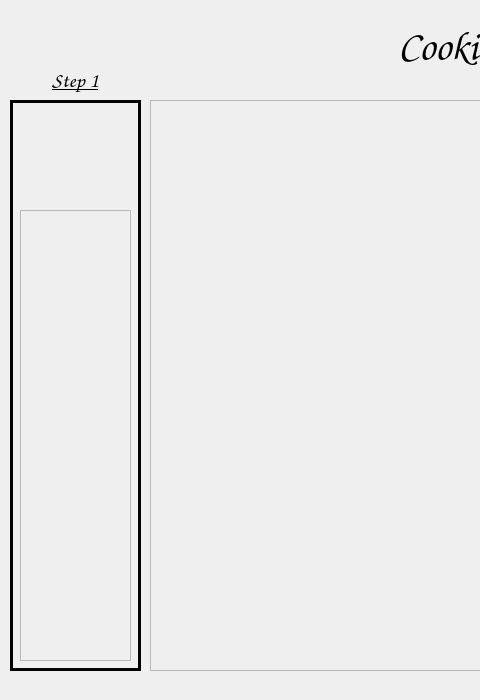
First picture: the form in s3Cooking.ui, repository ReneeTong/a8-edu-app, before the edit; both pictures show x 0 to 480 and y 0 to 700 of the 1000 by 700 pixel window.
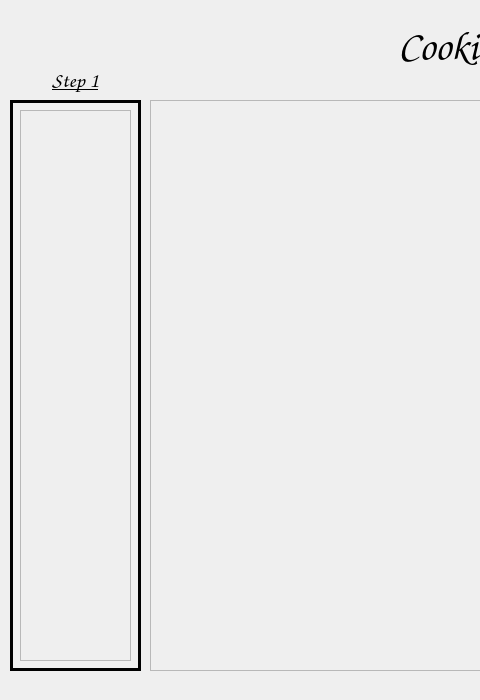
Second picture: the form after the edit. Custom widgets are drawn as their Qt base class.

```diff
--- a/s3Cooking.ui
+++ b/s3Cooking.ui
@@ -81,9 +81,9 @@
     <property name="geometry">
      <rect>
       <x>10</x>
-      <y>110</y>
+      <y>10</y>
       <width>111</width>
-      <height>451</height>
+      <height>551</height>
      </rect>
     </property>
     <property name="widgetResizable">
@@ -95,7 +95,7 @@
        <x>0</x>
        <y>0</y>
        <width>109</width>
-       <height>449</height>
+       <height>549</height>
       </rect>
      </property>
     </widget>
```
